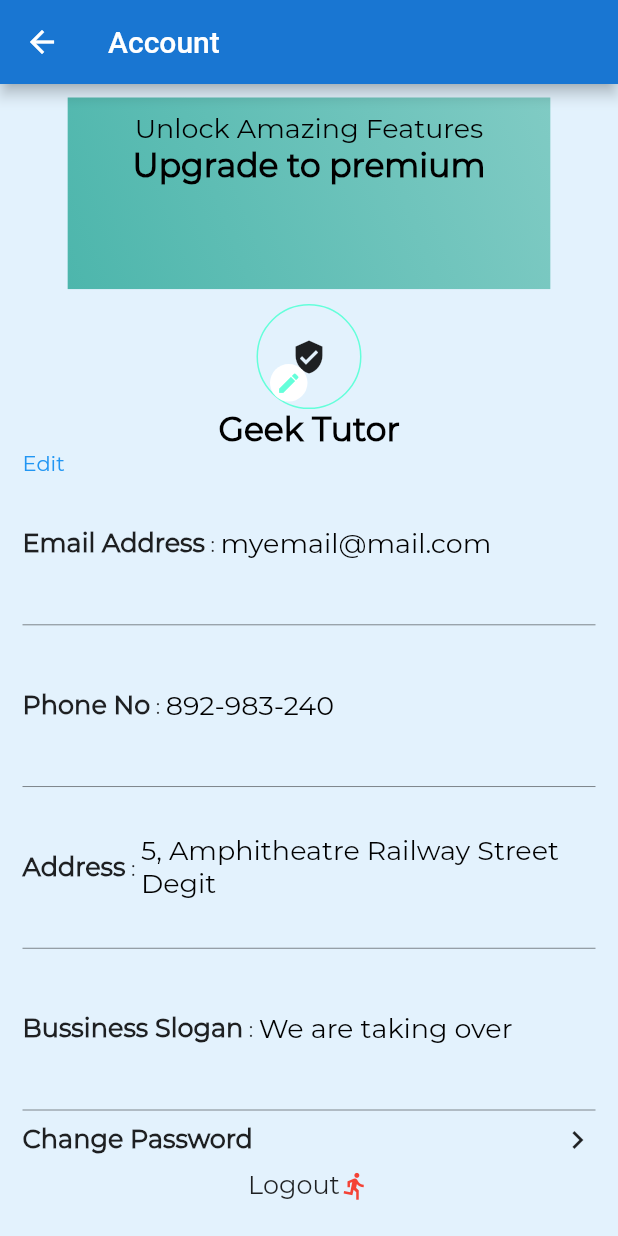
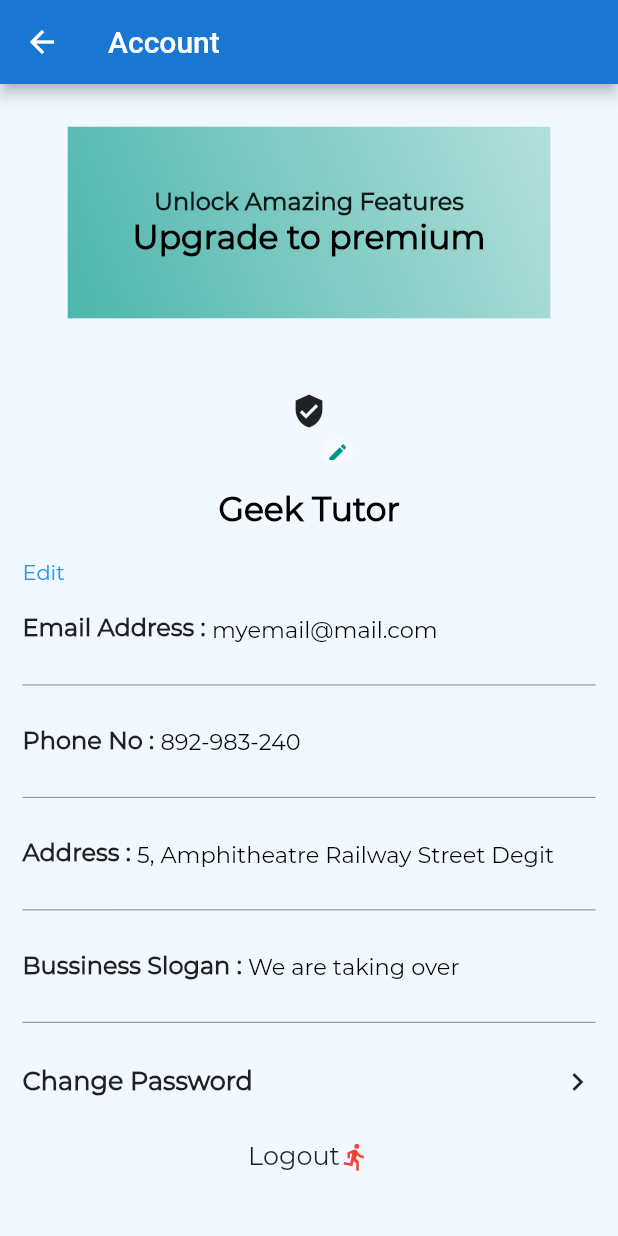
Before and after one commit to hngi/mobileforce-digital-receipt, a Flutter app: the AccountPage screen opened directly, on a phone screen of 412 x 824 dp. Run offline on Flutter 3.47's test engine with Material 2 defaults, Android fonts, the light colour scheme and no system bars; drawn by our look-alikes of overlay_support; our stand-ins replace carousel_slider, device_info, dio, firebase_messaging, flutter_slidable, fluttertoast and 4 more; missing offline and left inert: flutter_device_type, flutter_mailer; accounts and stored records are empty; project files that could hold a hidden picture were left out.

Commit message:
account page and image pick

```diff
--- a/digital_receipt/lib/screens/account_page.dart
+++ b/digital_receipt/lib/screens/account_page.dart
@@ -30,7 +30,6 @@ class _AccountPageState extends State<AccountPage> {
     var screenWidth = MediaQuery.of(context).size.width;
     return SafeArea(
       child: Scaffold(
-        backgroundColor: Colors.blue[50],
         appBar: AppBar(
           backgroundColor: Colors.blue[700],
           leading: IconButton(
@@ -55,13 +54,13 @@ class _AccountPageState extends State<AccountPage> {
                   width: screenWidth * 0.781,
                   padding: EdgeInsets.all(10),
                   decoration: BoxDecoration(
-                      color: Colors.teal,
                       gradient: LinearGradient(
-                        colors: [Colors.teal[200], Colors.teal[300]],
+                        colors: [Colors.teal[100], Colors.teal[300]],
                         begin: Alignment.topRight,
                         end: Alignment.bottomLeft,
                       )),
                   child: Column(
+                    mainAxisAlignment: MainAxisAlignment.center,
                     children: <Widget>[
                       Center(
                         child: Column(
@@ -69,7 +68,7 @@ class _AccountPageState extends State<AccountPage> {
                           children: <Widget>[
                             Text(
                               'Unlock Amazing Features',
-                              style: CustomText.display2,
+                              style: CustomText.displayn,
                             ),
                             Text(
                               'Upgrade to premium',
@@ -90,11 +89,11 @@ class _AccountPageState extends State<AccountPage> {
                       alignment: Alignment.topCenter,
                       child: InkWell(
                         child: Container(
-                          height: 70,
-                          width: 70,
+                          height: 65,
+                          width: 65,
                           decoration: BoxDecoration(
                             borderRadius: BorderRadius.circular(50),
-                            border: Border.all(color: Colors.tealAccent),
+
                           ),
                           child: image == null
                               ? Icon(Icons.verified_user)
@@ -108,17 +107,17 @@ class _AccountPageState extends State<AccountPage> {
                     ),
                   ),
                   Positioned(
-                      left: 165,
-                      top: 50,
+                      left: screenWidth*0.486,
+                      top: screenHeight*0.0732,
                       child: Container(
-                        height: 25,
-                        width: 25,
+                        height: 20,
+                        width: 20,
                         decoration: BoxDecoration(
                             borderRadius: BorderRadius.circular(12.5),
-                            color: Colors.white),
+                            color: Colors.white38),
                         child: Center(
                           child: Icon(Icons.edit,
-                              color: Colors.tealAccent, size: 17),
+                              color: Colors.teal, size: 15),
                         ),
                       )),
                 ],
@@ -137,18 +136,22 @@ class _AccountPageState extends State<AccountPage> {
                 label: 'Email Address',
                 detail: 'myemail@mail.com',
               ),
+              Divider(color: Colors.black45),
               InformationData(
                 label: 'Phone No',
                 detail: '892-983-240',
               ),
+              Divider(color: Colors.black45),
               InformationData(
                 label: 'Address',
                 detail: '5, Amphitheatre Railway Street Degit',
               ),
+              Divider(color: Colors.black45),
               InformationData(
                 label: 'Bussiness Slogan',
                 detail: 'We are taking over',
               ),
+              Divider(color: Colors.black45),
               Row(
                 mainAxisAlignment: MainAxisAlignment.spaceBetween,
                 children: <Widget>[
@@ -163,7 +166,7 @@ class _AccountPageState extends State<AccountPage> {
                     children: <Widget>[
                       Container(
                           padding: EdgeInsets.all(8),
-                          color: Colors.blue[50],
+
                           child: Row(
                             children: <Widget>[
                               Text(
@@ -197,33 +200,19 @@ class InformationData extends StatelessWidget {
   InformationData({this.label, this.detail});
   @override
   Widget build(BuildContext context) {
-    return Expanded(
-      child: Column(
-        children: <Widget>[
-          Expanded(
-            child: Row(
+    return  Row(
         children: <Widget>[
           Text(
-                  '$label',
-                  style: CustomText.display3,
+              '$label : ',
+              style: CustomText.displayn,
             ),
-                Text(' : '),
           Expanded(
             child: Text(
               '$detail',
               style: CustomText.display2,
-                    softWrap: true,
-                    overflow: TextOverflow.visible,
             ),
           )
         ],
-            ),
-          ),
-          Divider(
-            color: Colors.black45,
-          ),
-        ],
-      ),
     );
   }
 }
--- a/digital_receipt/lib/utils/customtext.dart
+++ b/digital_receipt/lib/utils/customtext.dart
@@ -9,10 +9,15 @@ class CustomText{
    static const TextStyle display2 = TextStyle(
       fontWeight: FontWeight.normal,
       color: Colors.black,
-      fontSize: 18,
+      fontSize: 15,
   );
   static const TextStyle display3 = TextStyle(
     fontWeight: FontWeight.bold,
     fontSize: 17
   );
+  static const TextStyle displayn = TextStyle(
+    fontSize: 16,
+    color: Colors.black87,
+    fontWeight: FontWeight.w900
+  );
 }
```
Lines whose indentation alone changed are shown as unchanged.
